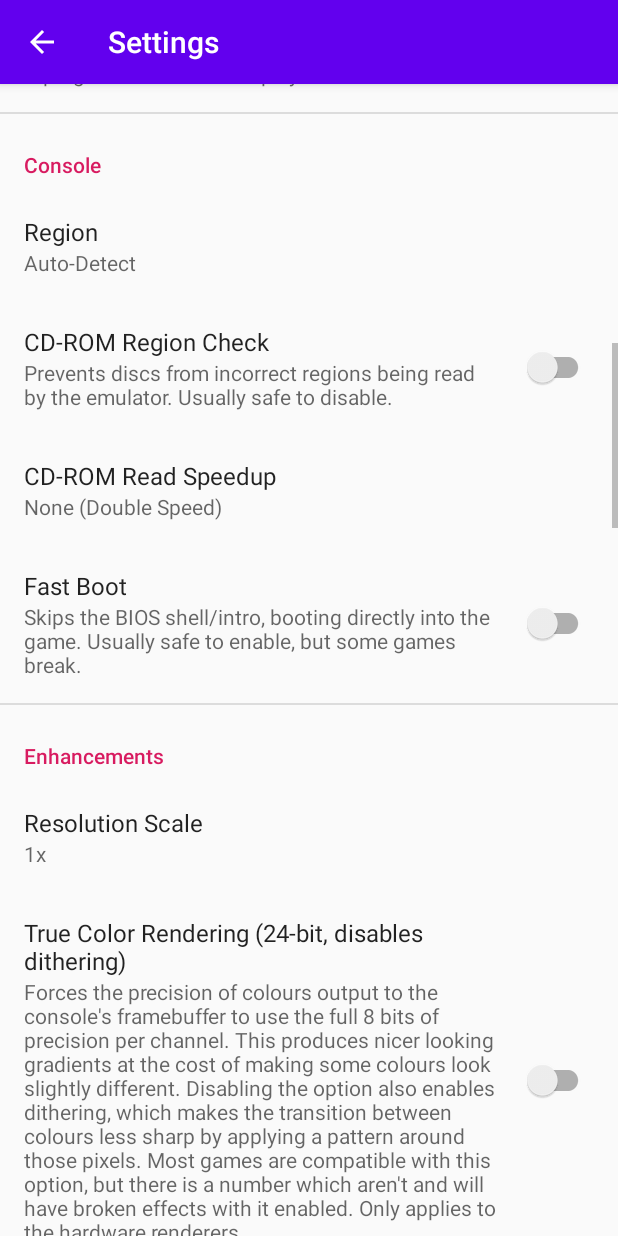
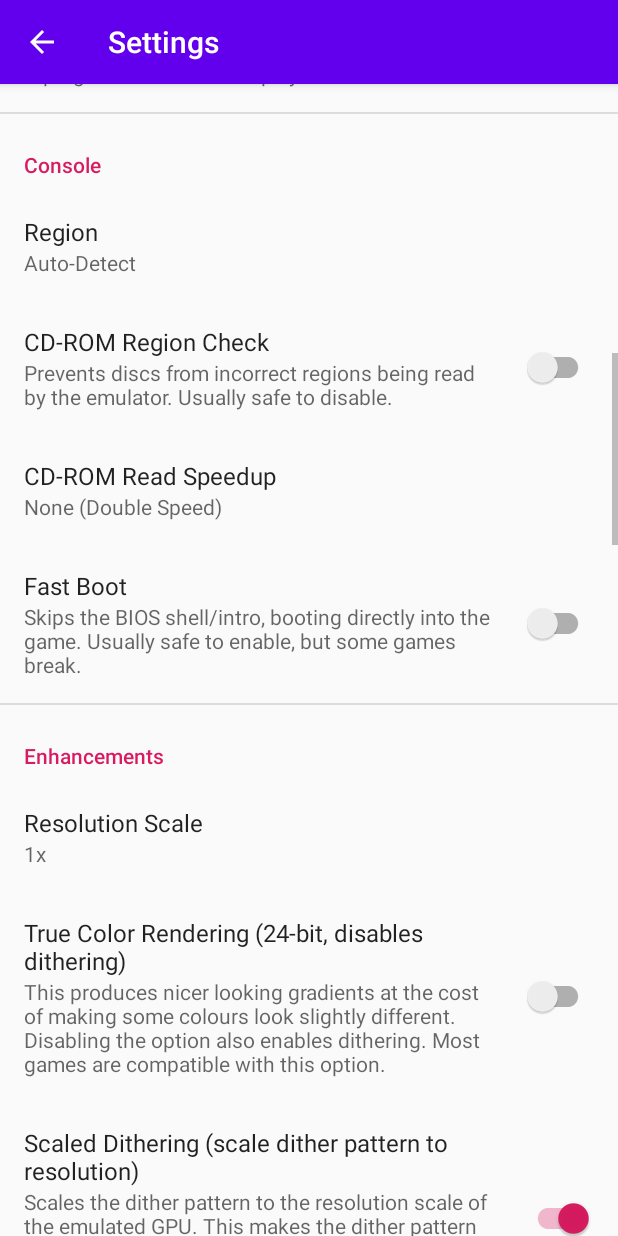
Before and after one commit to stenzek/duckstation, an Android app: the SettingsActivity screen opened directly, with no data from a screen before it, scrolled down 1074 dp, on a phone screen of 412 x 824 dp. Run offline under Robolectric (Android 15) with nearby library versions, the phone set to English and light mode, and no system bars; our stand-ins replace androidx.preference.

Commit message:
Android: Tweak some help text for options, add PGXP precision

```diff
--- a/android/app/src/main/res/xml/root_preferences.xml
+++ b/android/app/src/main/res/xml/root_preferences.xml
@@ -139,7 +139,7 @@
         <SwitchPreferenceCompat
             app:key="GPU/TrueColor"
             app:title="True Color Rendering (24-bit, disables dithering)"
-            app:summary="Forces the precision of colours output to the console's framebuffer to use the full 8 bits of precision per channel. This produces nicer looking gradients at the cost of making some colours look slightly different. Disabling the option also enables dithering, which makes the transition between colours less sharp by applying a pattern around those pixels. Most games are compatible with this option, but there is a number which aren't and will have broken effects with it enabled. Only applies to the hardware renderers."
+            app:summary="This produces nicer looking gradients at the cost of making some colours look slightly different. Disabling the option also enables dithering. Most games are compatible with this option."
             app:iconSpaceReserved="false" />
 
         <SwitchPreferenceCompat
@@ -169,14 +169,14 @@
             app:key="GPU/ForceNTSCTimings"
             app:title="Force NTSC Timings (60hz-on-PAL)"
             app:defaultValue="false"
-            app:summary="Uses NTSC frame timings when the console is in PAL mode, forcing PAL games to run at 60hz. For most games which have a speed tied to the framerate, this will result in the game running approximately 17% faster. For variable frame rate games, it may not affect the speed."
+            app:summary="Uses NTSC frame timings when the console is in PAL mode, forcing PAL games to run at 60hz."
             app:iconSpaceReserved="false" />
 
         <SwitchPreferenceCompat
             app:key="GPU/WidescreenHack"
             app:title="Widescreen Hack"
             app:defaultValue="false"
-            app:summary="Scales vertex positions in screen-space to a widescreen aspect ratio, essentially increasing the field of view from 4:3 to 16:9 in 3D games. For 2D games, or games which use pre-rendered backgrounds, this enhancement will not work as expected. May not be compatible with all games."
+            app:summary="Scales vertex positions in screen-space to a widescreen aspect ratio, essentially increasing the field of view from 4:3 to 16:9 in 3D games. Not be compatible with all games."
             app:iconSpaceReserved="false" />
 
         <SwitchPreferenceCompat
@@ -203,6 +203,7 @@
         <SwitchPreferenceCompat
             app:key="GPU/PGXPTextureCorrection"
             app:title="PGXP Texture Correction"
+            app:defaultValue="true"
             app:summary="Uses perspective-correct interpolation for texture coordinates and colors, straightening out warped textures. Requires geometry correction enabled."
             app:iconSpaceReserved="false" />
 
@@ -231,7 +232,7 @@
             app:key="Display/LinearFiltering"
             app:title="Linear Upscaling"
             app:defaultValue="true"
-            app:summary="Uses bilinear texture filtering when displaying the console's framebuffer to the screen. Disabling filtering will producer a sharper, blockier/pixelated image. Enabling will smooth out the image. The option will be less noticable the higher the resolution scale."
+            app:summary="Smooths out the image when upscaling the console to the screen."
             app:iconSpaceReserved="false" />
 
         <SwitchPreferenceCompat
@@ -255,7 +256,7 @@
         <SwitchPreferenceCompat
             app:key="Controller1/AutoEnableAnalog"
             app:title="Enable Analog Mode On Reset"
-            app:defaultValue="false"
+            app:defaultValue="true"
             app:iconSpaceReserved="false" />
         <ListPreference
             app:key="Controller1/TouchscreenControllerView"
@@ -330,6 +331,12 @@
             app:summary="Tries to track vertex manipulation through the CPU. Some games require this option for PGXP to be effective. Very slow, and incompatible with the recompiler."
             app:iconSpaceReserved="false" />
         <SwitchPreferenceCompat
+            app:key="GPU/PGXPPreserveProjFP"
+            app:title="PGXP Preserve Projection Precision"
+            app:defaultValue="false"
+            app:summary="Enables additional precision for PGXP. May improve visuals in some games but break others."
+            app:iconSpaceReserved="false" />
+        <SwitchPreferenceCompat
             app:key="CPU/RecompilerICache"
             app:title="CPU Recompiler ICache"
             app:defaultValue="false"
```
